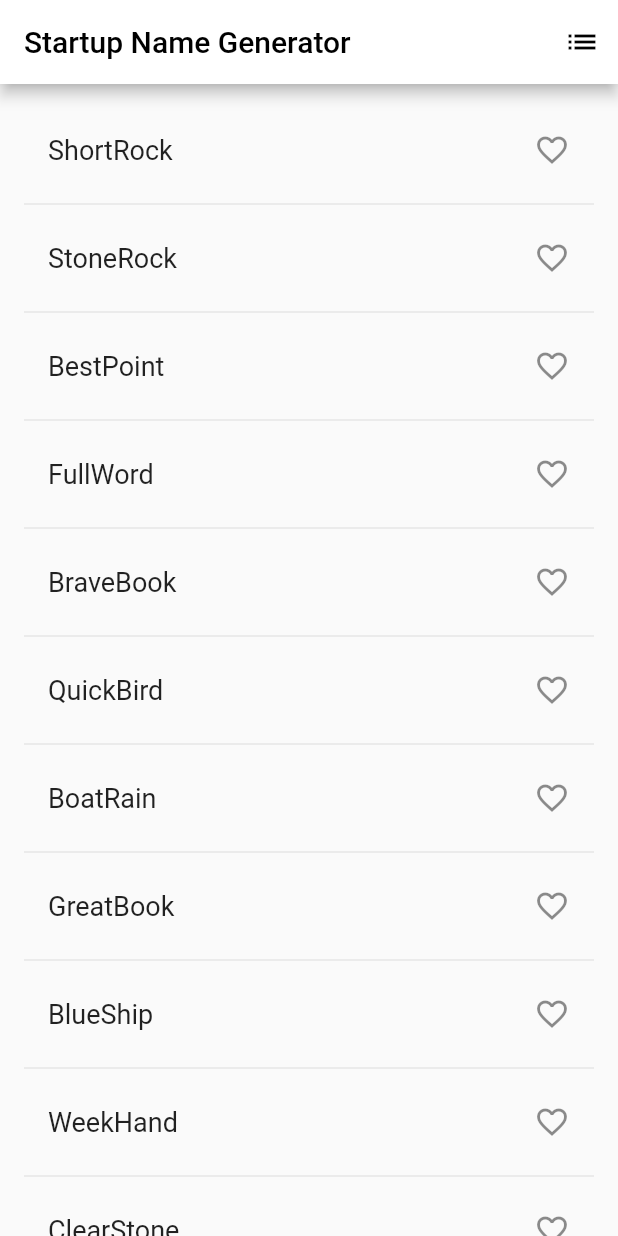
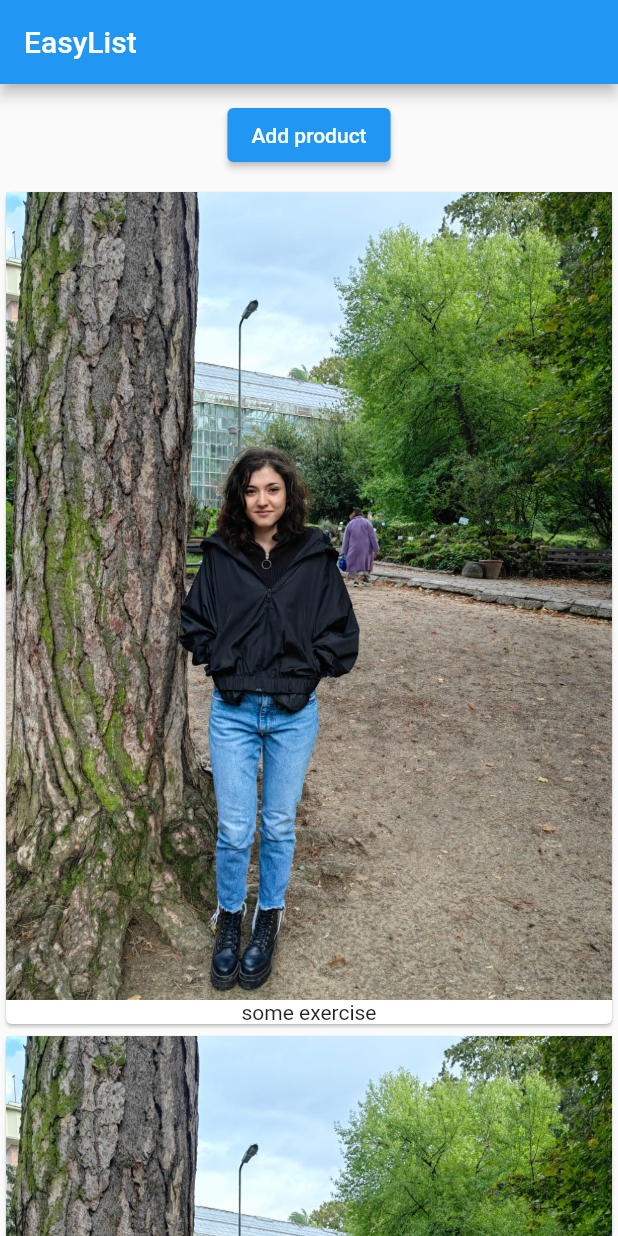
Before and after one commit to Carinaaa/FlutterApp, a Flutter app: the screen it shows after launch, on a phone screen of 412 x 824 dp. Run offline on Flutter 3.47's test engine with Material 2 defaults, Android fonts, the phone set to English and light mode, and no system bars; our stand-ins replace sqflite; accounts and stored records are empty.

```diff
--- /dev/null
+++ b/untitled/lib/View/AllExercises.dart
@@ -0,0 +1,26 @@
+
+import 'package:flutter/material.dart';
+
+class AllExercises extends StatelessWidget {
+  final List<String> exercises;
+
+  AllExercises(this.exercises);
+
+
+  @override
+  Widget build(BuildContext context) {
+    // TODO: implement build
+    return Column(
+      children: exercises
+          .map((element) =>
+          Card(
+            child: Column(
+              children: <Widget>[
+                Image.asset('assets/my_picture.jpg'),
+                Text(element)
+              ],
+            ),
+          )).toList(),
+    );
+  }
+}
--- /dev/null
+++ b/untitled/lib/View/ExercisesManager.dart
@@ -0,0 +1,46 @@
+import 'package:flutter/material.dart';
+import 'package:untitled/View/AllExercises.dart';
+
+class ExercisesManager extends StatefulWidget {
+
+  final String startingProduct;
+
+  ExercisesManager(this.startingProduct) {
+    print('[Products widget] Constructor');
+  }
+
+  @override
+  State<StatefulWidget> createState() {
+    return _ExercisesManagerState(); // in tutorial this is product
+  }
+}
+
+class _ExercisesManagerState extends State<ExercisesManager>{
+  List<String> _exercises = ['some exercise'];
+
+  @override
+  void initState(){
+    _exercises.add(widget.startingProduct);
+    super.initState();
+  }
+
+  @override
+  Widget build(BuildContext context) {
+    return  Column(
+      children: [
+      Container (
+      margin: const EdgeInsets.all(10.0),
+      child: ElevatedButton (
+        onPressed: () {
+          setState(() {
+            _exercises.add('Advanced something else');
+          });
+        },
+        child: const Text('Add product'),
+      ),
+      ),
+        AllExercises(_exercises)
+      ],);
+  }
+
+}
--- a/untitled/lib/View/MyApp.dart
+++ b/untitled/lib/View/MyApp.dart
@@ -1,22 +1,19 @@
-import 'package:flutter/cupertino.dart';
 import 'package:flutter/material.dart';
+import 'package:untitled/View/ExercisesManager.dart';
 
-import 'RandomWords.dart';
+import '../main.dart';
 
 class MyApp extends StatelessWidget {
-  const MyApp({super.key});
 
   @override
   Widget build(BuildContext context) {
     return MaterialApp(
-      title: 'Startup Name Generator',
-      theme: ThemeData(          // Add the 5 lines from here...
-        appBarTheme: const AppBarTheme(
-          backgroundColor: Colors.white,
-          foregroundColor: Colors.black,
+      home: Scaffold(
+        appBar: AppBar(
+          title: const Text('EasyList'),
         ),
+        body: ExercisesManager('Product tester'),
       ),
-      home: const RandomWords(),
     );
   }
 }
--- a/untitled/lib/View/RandomWords.dart
+++ /dev/null
@@ -1,102 +0,0 @@
-import 'package:english_words/english_words.dart';
-import 'package:flutter/material.dart';
-
-// tutorial: https://docs.flutter.dev/get-started/codelab
-// si partea 2
-
-// TODO: Sa modificam listele astea ca nu arata bine
-
-class RandomWords extends StatefulWidget {
-  const RandomWords({Key? key}) : super(key: key);
-
-  @override
-  State<RandomWords> createState() => _RandomWordsState();
-}
-
-class _RandomWordsState extends State<RandomWords> {
-  final _suggestions = <WordPair>[];
-  final _saved = <WordPair>{};
-  final _biggerFont = const TextStyle(fontSize: 18);
-  void _pushSaved()
-  {
-    Navigator.of(context).push(
-      // Add lines from here...
-      MaterialPageRoute<void>(
-        builder: (context) {
-          final tiles = _saved.map(
-                (pair) {
-              return ListTile(
-                title: Text(
-                  pair.asPascalCase,
-                  style: _biggerFont,
-                ),
-              );
-            },
-          );
-          final divided = tiles.isNotEmpty
-              ? ListTile.divideTiles(
-            context: context,
-            tiles: tiles,
-          ).toList()
-              : <Widget>[];
-
-          return Scaffold(
-            appBar: AppBar(
-              title: const Text('Saved Suggestions'),
-            ),
-            body: ListView(children: divided),
-          );
-        },
-      ), // ...to here.
-
-    );
-  }
-  @override
-  Widget build(BuildContext context) {
-    return Scaffold(   // NEW from here ...
-      appBar: AppBar(
-        title: const Text('Startup Name Generator'),
-        actions: [
-          IconButton(
-            icon: const Icon(Icons.list),
-            onPressed: _pushSaved,
-            tooltip: 'Saved Suggestions',
-          ),
-        ],
-      ),
-      body: ListView.builder(
-        padding: const EdgeInsets.all(16.0),
-        itemBuilder: /*1*/ (context, i) {
-          if (i.isOdd) return const Divider(); /*2*/
-
-          final index = i ~/ 2; /*3*/
-          if (index >= _suggestions.length) {
-            _suggestions.addAll(generateWordPairs().take(10)); /*4*/
-          }
-          final alreadySaved = _saved.contains(_suggestions[index]);
-          return ListTile(
-            title: Text(
-              _suggestions[index].asPascalCase,
-              style: _biggerFont,
-            ),
-            trailing: Icon(    // NEW from here ...
-              alreadySaved ? Icons.favorite : Icons.favorite_border,
-              color: alreadySaved ? Colors.red : null,
-              semanticLabel: alreadySaved ? 'Remove from saved' : 'Save',
-            ),
-            // to here.
-            onTap: () {          // NEW from here ...
-              setState(() {
-                if (alreadySaved) {
-                  _saved.remove(_suggestions[index]);
-                } else {
-                  _saved.add(_suggestions[index]);
-                }
-              });                // to here.
-            },
-          );
-        },
-      ),
-    );
-  }
-}
--- a/untitled/lib/database/FullDatabase.dart
+++ b/untitled/lib/database/FullDatabase.dart
@@ -9,10 +9,10 @@ class FullDatabase {
   }
 
   FullDatabase._internal() {
-    createDatabase();
+    _createDatabase();
   }
-
-  Future<Database> createDatabase() async {
+// TODO: full tables to be added
+  Future<Database> _createDatabase() async {
    var db = openDatabase(
       join(await getDatabasesPath(), 'training_sesh.db'),
       onCreate: (db, version) {
--- a/untitled/pubspec.yaml
+++ b/untitled/pubspec.yaml
@@ -62,8 +62,8 @@ flutter:
   uses-material-design: true
 
   # To add assets to your application, add an assets section, like this:
-  # assets:
-  #   - images/a_dot_burr.jpeg
+  assets:
+  - assets/my_picture.jpg
   #   - images/a_dot_ham.jpeg
 
   # An image asset can refer to one or more resolution-specific "variants", see
```
Also changed, not shown: untitled/lib/DataAccess/AccessClients.dart (added, +50 -0 lines), untitled/lib/DataAccess/AccessClientsAndExercises.dart (added, +80 -0 lines), untitled/lib/DataAccess/AccessClientsAndTrainers.dart (added, +49 -0 lines), untitled/lib/DataAccess/AccessTrainer.dart (+11 -24 lines), untitled/lib/DataAccess/InternalManagement/AccessExercises.dart (added, +45 -0 lines), untitled/lib/DbTables/ClientsAndExercises.dart (added, +40 -0 lines), untitled/lib/DbTables/ClientsAndTrainers.dart (added, +40 -0 lines), untitled/lib/DbTables/Exercises.dart (added, +28 -0 lines), untitled/lib/DbTables/ModelClient.dart (+35 -16 lines), untitled/lib/DbTables/ModelTrainer.dart (+15 -7 lines), untitled/lib/main.dart (+1 -31 lines), untitled/assets/my_picture.jpg (added), 1 other file.
